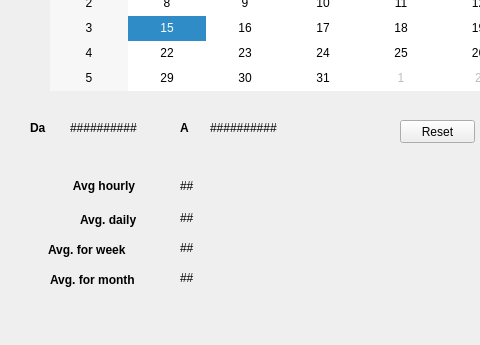
Above: interrogazione.ui from stefanodecillis/Progetto_Fondamenti_WR before the change; both pictures show x 0 to 480 and y 160 to 505 of the 714 by 505 pixel window. Below: the same form after it.
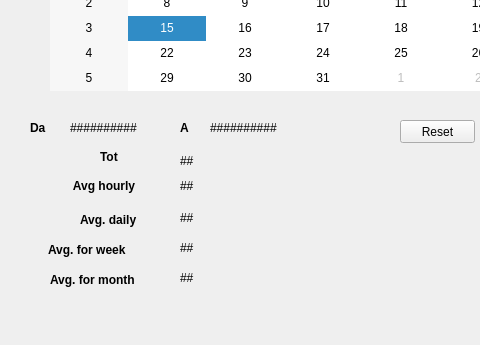
That is the form after the change.

What changed in the file:
```diff
--- a/interrogazione.ui
+++ b/interrogazione.ui
@@ -297,6 +297,38 @@
      <string>Reset</string>
     </property>
    </widget>
+   <widget class="QLabel" name="label_4">
+    <property name="geometry">
+     <rect>
+      <x>100</x>
+      <y>310</y>
+      <width>46</width>
+      <height>13</height>
+     </rect>
+    </property>
+    <property name="font">
+     <font>
+      <weight>75</weight>
+      <bold>true</bold>
+     </font>
+    </property>
+    <property name="text">
+     <string>Tot</string>
+    </property>
+   </widget>
+   <widget class="QLabel" name="setHere_tot">
+    <property name="geometry">
+     <rect>
+      <x>180</x>
+      <y>310</y>
+      <width>59</width>
+      <height>21</height>
+     </rect>
+    </property>
+    <property name="text">
+     <string>##</string>
+    </property>
+   </widget>
   </widget>
   <widget class="QStatusBar" name="statusbar"/>
  </widget>
```
